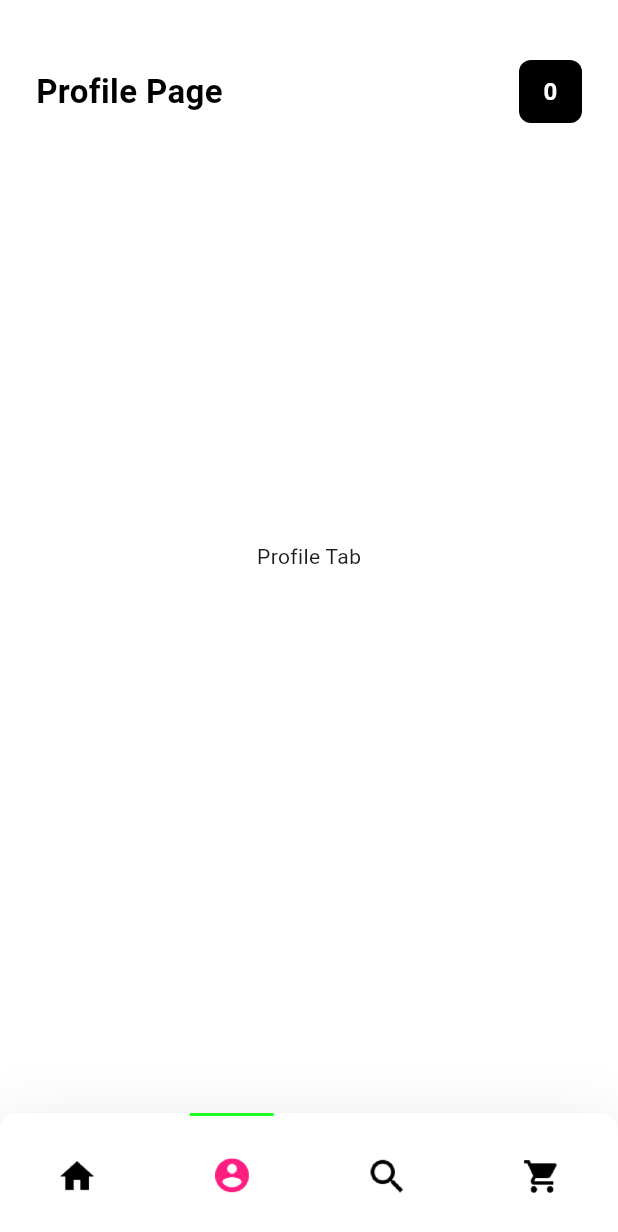
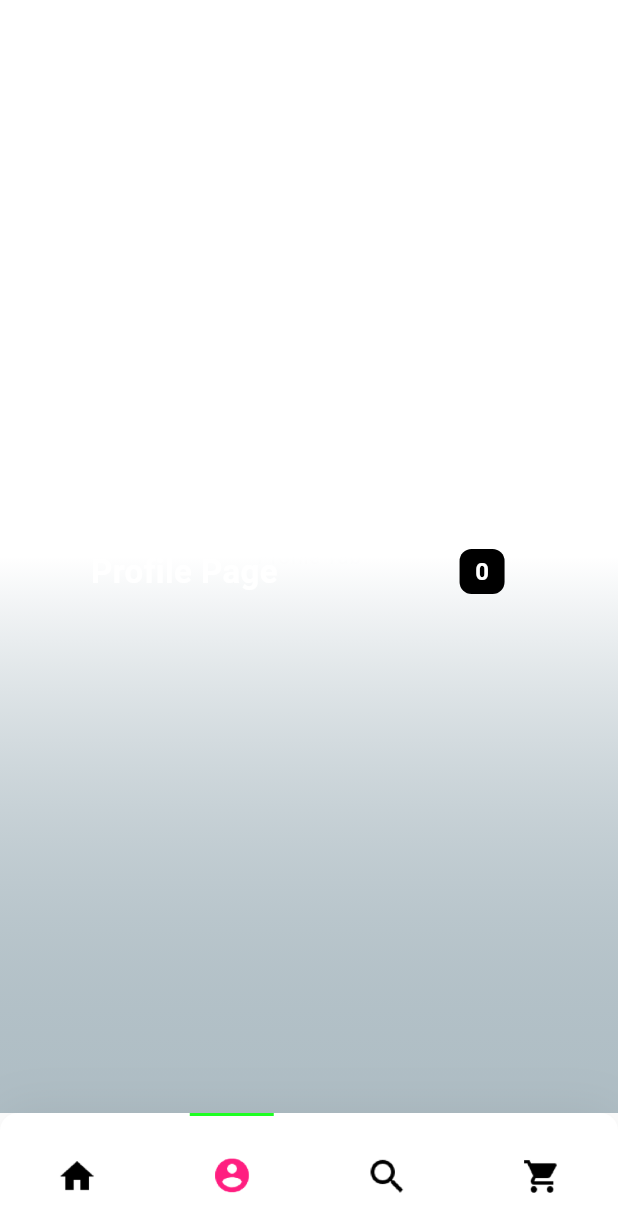
Before and after one commit to ntlygens/ondago, a Flutter app: the screen it shows once a user with an empty profile is signed in, swiped to page 2, on a phone screen of 412 x 824 dp. Shown: the top 1232 px of the screen. Run offline on Flutter 3.47's test engine with Material 3 defaults, Android fonts, the phone set to English and light mode, and no system bars; our stand-ins replace cloud_firestore, firebase_auth, firebase_core, google_fonts; accounts and stored records are empty; Roboto replaces fonts that are missing (Acme).

Commit message:
Commit of the ondago client restaurant
Ver. 003.003

update

```diff
--- a/lib/widgets/action_bar.dart
+++ b/lib/widgets/action_bar.dart
@@ -4,20 +4,33 @@ import 'package:ondago/screens/cart_page.dart';
 import 'package:ondago/services/firebase_services.dart';
 import 'package:ondago/widgets/image_swipe.dart';
 
-class ActionBar extends StatefulWidget {
+class ActionBar extends StatefulWidget implements PreferredSizeWidget {
   @override
   final GlobalKey? key;
   final String? title;
   final bool? hasBackArrow;
   final bool? hasTitle;
+  final bool? centerTitle;
   final bool? hasBackground;
   final bool? hasHdrImg;
+  final bool? hasCounter;
   final String? headerImage;
+  final Size preferredSize;
+  final List<Widget>? actions;
 
-  ActionBar({ this.key, this.title, this.hasBackArrow, this.hasTitle, this.hasBackground, this.hasHdrImg, this.headerImage });
+  ActionBar({
+    this.key, this.title, this.hasBackArrow,
+    this.hasTitle, this.centerTitle,
+    this.hasBackground, this.hasCounter,
+    this.hasHdrImg, this.headerImage, this.actions,
+  }) : preferredSize = Size.fromHeight(kToolbarHeight), super(key: key);
 
   @override
   State<ActionBar> createState() => _ActionBarState();
+
+  // @override
+  // TODO: implement preferredSize
+  // Size get preferredSize => throw UnimplementedError();
 }
 
 class _ActionBarState extends State<ActionBar> {
@@ -28,37 +41,43 @@ class _ActionBarState extends State<ActionBar> {
     bool _hasBackArrow = widget.hasBackArrow ?? false;
     bool _hasTitle = widget.hasTitle ?? true;
     bool _hasBackground = widget.hasBackground ?? true;
+    bool _hasCounter = widget.hasCounter ?? true;
     bool _hasHdrImg = widget.hasHdrImg ?? false;
 
     double screenWidth = MediaQuery.of(context).size.width;
     double screenHeight = MediaQuery.of(context).size.height;
 
-    print("headerImg first img: ${widget.headerImage}");
+    // print("headerImg first img: ${widget.headerImage}");
 
     return Container(
       alignment: Alignment.topCenter,
       width: screenWidth,
-      height: _hasHdrImg ? 150 : 100,
-      margin: const EdgeInsets.all(0),
-      decoration: const BoxDecoration(
-        /*gradient: _hasBackground ? LinearGradient(
+      // height: 120,
+      margin: EdgeInsets.only(
+        top: _hasHdrImg ? 0 : 0,
+        left: _hasHdrImg ? 0 : 0,
+        right: _hasHdrImg ? 0 : 0,
+        bottom: _hasHdrImg ? 0 : 0
+      ),
+      decoration: BoxDecoration(
+        gradient: _hasBackground ? LinearGradient(
           colors: [
-            Colors.yellow,
-            Colors.green.withOpacity(0.5),
+            Colors.white,
+            Colors.blueGrey.withOpacity(0.5),
           ],
           begin: Alignment(0, 0),
           end: Alignment(0, 1)
-        ) : null*/
+        ) : null
       ),
       padding: EdgeInsets.only(
-        top: _hasHdrImg ? 0 : 40,
-        left: _hasHdrImg ? 0 : 24,
-        right: _hasHdrImg ? 0 : 24,
+        top: _hasHdrImg ? 0 : 0,
+        left: _hasHdrImg ? 0 : 0,
+        right: _hasHdrImg ? 0 : 0,
         bottom: _hasHdrImg ? 0 : 0
       ),
       child: Stack(
         alignment: Alignment.center,
-        fit: StackFit.loose,
+        fit: StackFit.expand,
         children: [
           if (widget.hasHdrImg == true)
             SizedBox(
@@ -69,39 +88,41 @@ class _ActionBarState extends State<ActionBar> {
                 ),
             ),
           Row(
-            mainAxisAlignment: _hasHdrImg ? MainAxisAlignment.spaceAround : MainAxisAlignment.spaceBetween,
+            mainAxisAlignment: !_hasBackArrow ? MainAxisAlignment.spaceAround : MainAxisAlignment.spaceBetween,
+            crossAxisAlignment: CrossAxisAlignment.center,
             children: [
+
               if (_hasBackArrow)
-                GestureDetector(
+                Padding(
+                  padding: const EdgeInsets.only(top: 20, left: 15),
+                  child: GestureDetector(
                     onTap: () {
                       Navigator.pop(context);
                     },
-                  child: Container(
-                      width: 42,
-                      height: 42,
-                      decoration: BoxDecoration(
-                          color: Colors.black,
-                          borderRadius: BorderRadius.circular(8)
-                      ),
                     child: const Image(
+                      width: 20,
+                      height: 20,
+                      fit: BoxFit.contain,
                       image: AssetImage(
                           "assets/images/back_arrow.png"
                       ),
                     ),
                   ),
                 ),
-              if (_hasTitle && _hasBackArrow)
-                Text(
+
+              if ( _hasTitle)
+                Padding(
+                  padding: const EdgeInsets.only(top: 20),
+                  child: Text(
                     widget.title ?? "Title here",
-                  style: Constants.boldHeadingW,
-                )
-              else
-                Text(
-                  widget.title ?? "Title here",
-                  style: Constants.boldHeading,
+                    style: Constants.boldHeadingW, textAlign: TextAlign.center,
+                  ),
                 ),
 
-              GestureDetector(
+              if (_hasCounter)
+                Padding(
+                  padding: const EdgeInsets.only(top: 20, right: 15),
+                  child: GestureDetector(
                     onTap: () {
                       Navigator.push(
                           context,
@@ -110,8 +131,8 @@ class _ActionBarState extends State<ActionBar> {
                           ));
                     },
                     child: Container(
-                  width: 42,
-                  height: 42,
+                      width: 30,
+                      height: 30,
                       decoration: BoxDecoration(
                           color: Colors.black,
                           borderRadius: BorderRadius.circular(8)
@@ -141,7 +162,19 @@ class _ActionBarState extends State<ActionBar> {
                           }
                       ),
                     ),
+                  ),
                 )
+
+
+              // if (_hasTitle && _hasBackArrow)
+
+              // else
+              //   Text(
+              //     widget.title ?? "Title here",
+              //     style: Constants.boldHeading,
+              //   ),
+
+
 
             ],
           ),
--- a/lib/widgets/retail_client_card.dart
+++ b/lib/widgets/retail_client_card.dart
@@ -226,7 +226,7 @@ class RetailClientCard extends StatelessWidget{
             ),
           ),
           /// *** Cuisine container *** ///
-          Positioned(
+          /*Positioned(
             right: 15,
             bottom: 20,
             width: 80,
@@ -289,7 +289,7 @@ class RetailClientCard extends StatelessWidget{
                   }
               ),
             ),
-          ),
+          ),*/
         ],
 
       ),
```
Also changed, not shown: lib/screens/retail_client_products_lst.dart (+4 -24 lines), lib/screens/selected_service_page.dart (+21 -5 lines), lib/tabs/home_tab.dart (+28 -4 lines), lib/widgets/product_viewer.dart (+5 -4 lines), lib/widgets/retail_client_pkg.dart (+57 -33 lines). Lines whose indentation alone changed are shown as unchanged.
